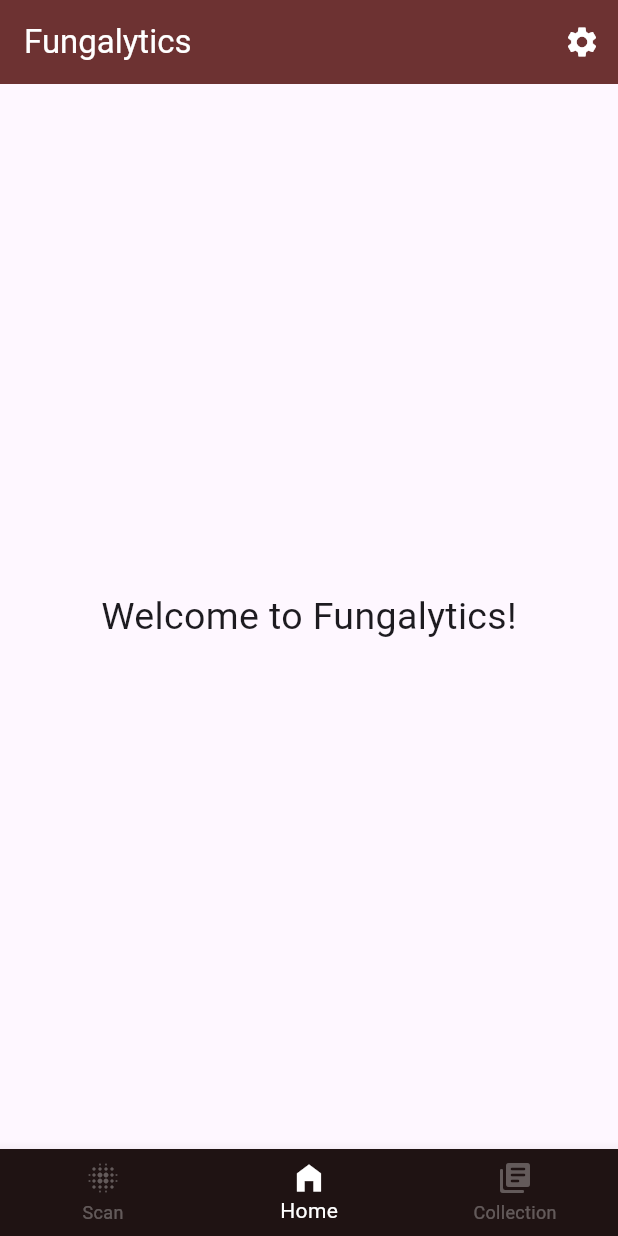
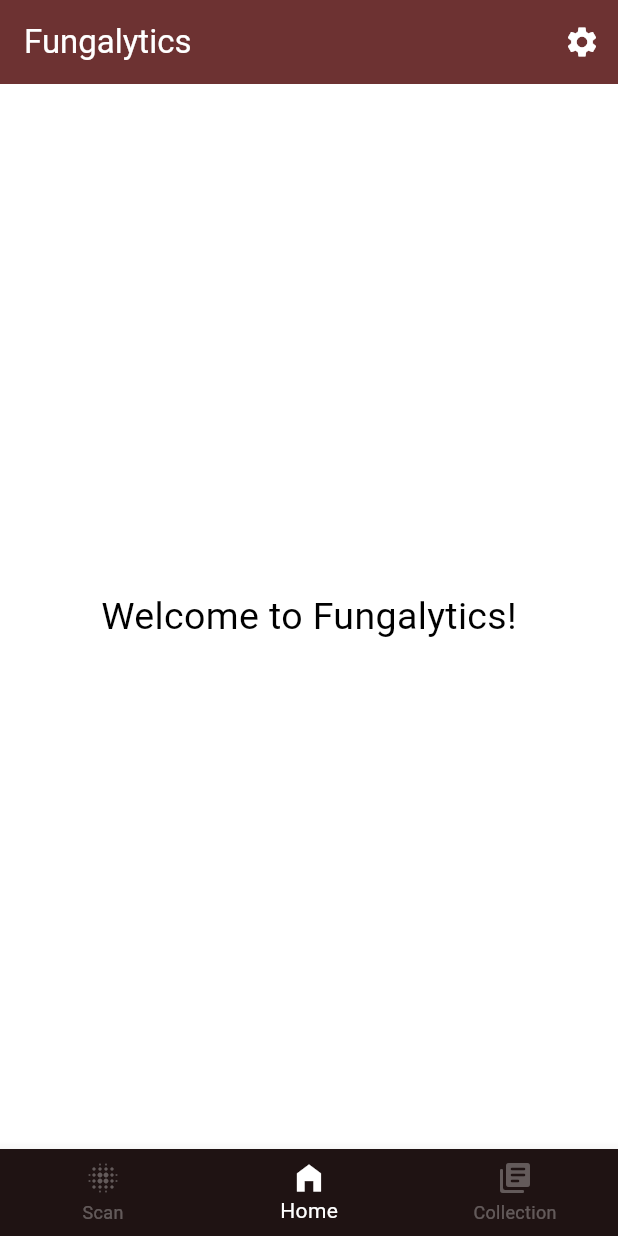
Before and after one commit to franciscovidalsantos/fungalytics, a Flutter app: the screen it shows after launch, on a phone screen of 412 x 824 dp. Run offline on Flutter 3.47's test engine with Material 3 defaults, Android fonts, the phone set to English and light mode, and no system bars; our stand-ins replace image_picker; missing offline and left inert: fading_edge_scrollview.

Commit message:
implemented app theme
- removed unwanted styling from our screens and widgets
- added fungalytics theme file for both light and dark mode
- modified our main file to include our theme, enabling it to switch between light and dark mode according to the user system preferences

```diff
--- a/lib/main.dart
+++ b/lib/main.dart
@@ -1,5 +1,6 @@
 import 'package:flutter/material.dart';
 import 'package:fungalytics/screens/home_screen.dart';
+import 'package:fungalytics/theme/fungalytics_theme.dart';
 
 void main() {
   runApp(const FungalyticsApp());
@@ -10,6 +11,11 @@ class FungalyticsApp extends StatelessWidget {
 
   @override
   Widget build(BuildContext context) {
-    return MaterialApp(home: HomeScreen());
+    return MaterialApp(
+      theme: FungalyticsTheme.lightTheme,
+      darkTheme: FungalyticsTheme.darkTheme,
+      themeMode: ThemeMode.system,
+      home: HomeScreen(),
+    );
   }
 }
--- a/lib/screens/home_screen.dart
+++ b/lib/screens/home_screen.dart
@@ -46,18 +46,13 @@ class _HomeScreenState extends State<HomeScreen> {
             onPressed: _openSettingsScreen,
           ),
         ],
-        title: Text("Fungalytics", style: TextStyle(color: Colors.white)),
-        backgroundColor: const Color.fromARGB(255, 109, 50, 50),
-        iconTheme: const IconThemeData(color: Colors.white),
+        title: Text("Fungalytics"),
       ),
       extendBodyBehindAppBar: true,
       body: SafeArea(
         child: IndexedStack(index: _selectedIndex, children: _pages),
       ),
       bottomNavigationBar: BottomNavigationBar(
-        backgroundColor: const Color.fromARGB(255, 31, 19, 19),
-        selectedItemColor: Colors.white,
-        unselectedItemColor: Colors.white30,
         items: <BottomNavigationBarItem>[
           BottomNavigationBarItem(
             icon: Icon(Icons.lens_blur_outlined),
--- a/lib/screens/image_screen.dart
+++ b/lib/screens/image_screen.dart
@@ -8,19 +8,13 @@ class ImageScreen extends StatelessWidget {
   @override
   Widget build(BuildContext context) {
     return Scaffold(
-      appBar: AppBar(
-        backgroundColor: const Color.fromARGB(255, 109, 50, 50),
-        iconTheme: const IconThemeData(color: Colors.white),
-      ),
+      appBar: AppBar(),
       body: Padding(
         padding: const EdgeInsets.fromLTRB(16, 16, 16, 16),
         child: Center(
           child: Card(
             clipBehavior: Clip.hardEdge,
             elevation: 10,
-            shape: RoundedRectangleBorder(
-              borderRadius: BorderRadius.circular(8),
-            ),
             child: Stack(
               children: [
                 Image.network(
--- a/lib/screens/scan_page_screen.dart
+++ b/lib/screens/scan_page_screen.dart
@@ -112,9 +112,6 @@ class _ScanPageScreenState extends State<ScanPageScreen> {
                 Card(
                   clipBehavior: Clip.hardEdge,
                   elevation: 10,
-                  shape: RoundedRectangleBorder(
-                    borderRadius: BorderRadius.circular(8),
-                  ),
                   child: Image.file(
                     _selectedImage!,
                     height:
--- /dev/null
+++ b/lib/theme/fungalytics_theme.dart
@@ -0,0 +1,91 @@
+import 'package:flutter/material.dart';
+
+class FungalyticsTheme {
+  static ThemeData lightTheme = ThemeData(
+    scaffoldBackgroundColor: Colors.white,
+    appBarTheme: AppBarTheme(
+      backgroundColor: const Color.fromARGB(255, 109, 50, 50),
+      foregroundColor: Colors.white,
+    ),
+
+    bottomNavigationBarTheme: BottomNavigationBarThemeData(
+      backgroundColor: const Color.fromARGB(255, 31, 19, 19),
+      selectedItemColor: Colors.white,
+      unselectedItemColor: Colors.white30,
+    ),
+
+    textTheme: TextTheme(bodyMedium: TextStyle(color: Colors.black)),
+
+    cardTheme: CardTheme(
+      shape: RoundedRectangleBorder(borderRadius: BorderRadius.circular(8)),
+    ),
+
+    elevatedButtonTheme: ElevatedButtonThemeData(
+      style: ElevatedButton.styleFrom(
+        backgroundColor: const Color.fromARGB(255, 109, 50, 50),
+        foregroundColor: Colors.white,
+        iconColor: Colors.white,
+      ),
+    ),
+
+    switchTheme: SwitchThemeData(
+      thumbColor: WidgetStateProperty.resolveWith<Color?>(
+        (Set<WidgetState> states) =>
+            states.contains(WidgetState.selected)
+                ? Colors.white
+                : null, // use default when not selected
+      ),
+      trackColor: WidgetStateProperty.resolveWith<Color>(
+        (Set<WidgetState> state) =>
+            state.contains(WidgetState.selected)
+                ? const Color.fromARGB(255, 109, 50, 50)
+                : Colors.white,
+      ),
+      // trackOutlineColor manages the border color
+    ),
+  );
+
+  static ThemeData darkTheme = ThemeData(
+    scaffoldBackgroundColor: const Color.fromARGB(255, 48, 48, 48),
+    appBarTheme: AppBarTheme(
+      backgroundColor: const Color.fromARGB(255, 109, 50, 50),
+      foregroundColor: Colors.white,
+    ),
+
+    bottomNavigationBarTheme: BottomNavigationBarThemeData(
+      backgroundColor: const Color.fromARGB(255, 31, 19, 19),
+      selectedItemColor: Colors.white,
+      unselectedItemColor: Colors.white30,
+    ),
+
+    textTheme: TextTheme(bodyMedium: TextStyle(color: Colors.white)),
+
+    cardTheme: CardTheme(
+      shape: RoundedRectangleBorder(borderRadius: BorderRadius.circular(8)),
+    ),
+
+    elevatedButtonTheme: ElevatedButtonThemeData(
+      style: ElevatedButton.styleFrom(
+        backgroundColor: const Color.fromARGB(255, 109, 50, 50),
+        foregroundColor: Colors.white,
+        iconColor: Colors.white,
+      ),
+    ),
+
+    switchTheme: SwitchThemeData(
+      thumbColor: WidgetStateProperty.resolveWith<Color?>(
+        (Set<WidgetState> states) =>
+            states.contains(WidgetState.selected)
+                ? const Color.fromARGB(255, 48, 48, 48)
+                : null, // use default when not selected
+      ),
+      trackColor: WidgetStateProperty.resolveWith<Color>(
+        (Set<WidgetState> state) =>
+            state.contains(WidgetState.selected)
+                ? const Color.fromARGB(255, 109, 50, 50)
+                : const Color.fromARGB(255, 48, 48, 48),
+      ),
+      // trackOutlineColor manages the border color
+    ),
+  );
+}
--- a/lib/widgets/similar_images_item.dart
+++ b/lib/widgets/similar_images_item.dart
@@ -50,9 +50,6 @@ class _SimilarImagesItemState extends State<SimilarImagesItem> {
           child: Card(
             clipBehavior: Clip.hardEdge,
             elevation: 5,
-            shape: RoundedRectangleBorder(
-              borderRadius: BorderRadius.circular(8),
-            ),
             child: Image.network(widget.image.url),
           ),
         );
```
